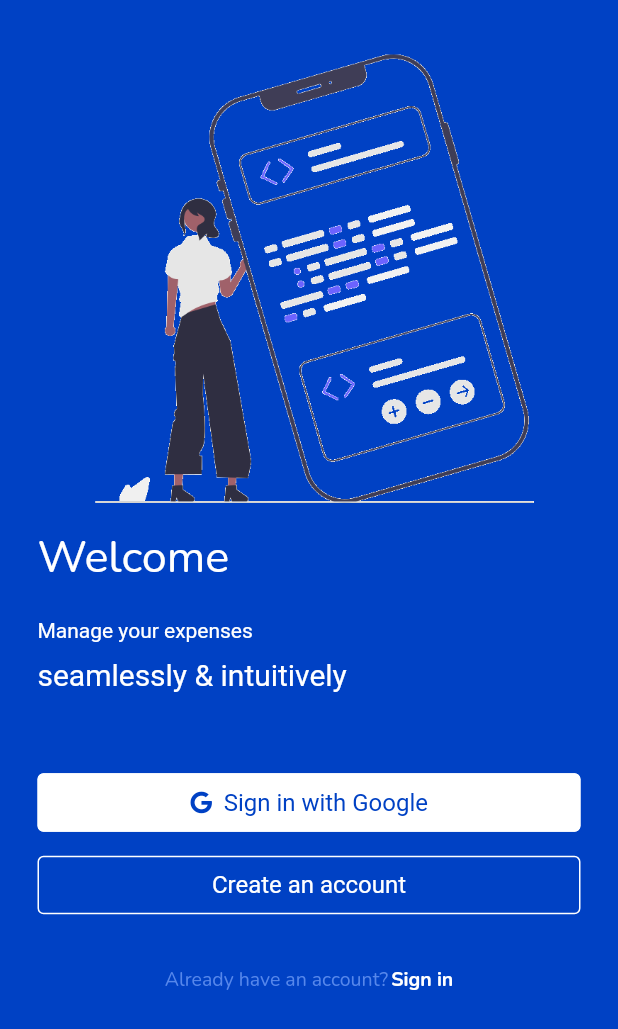
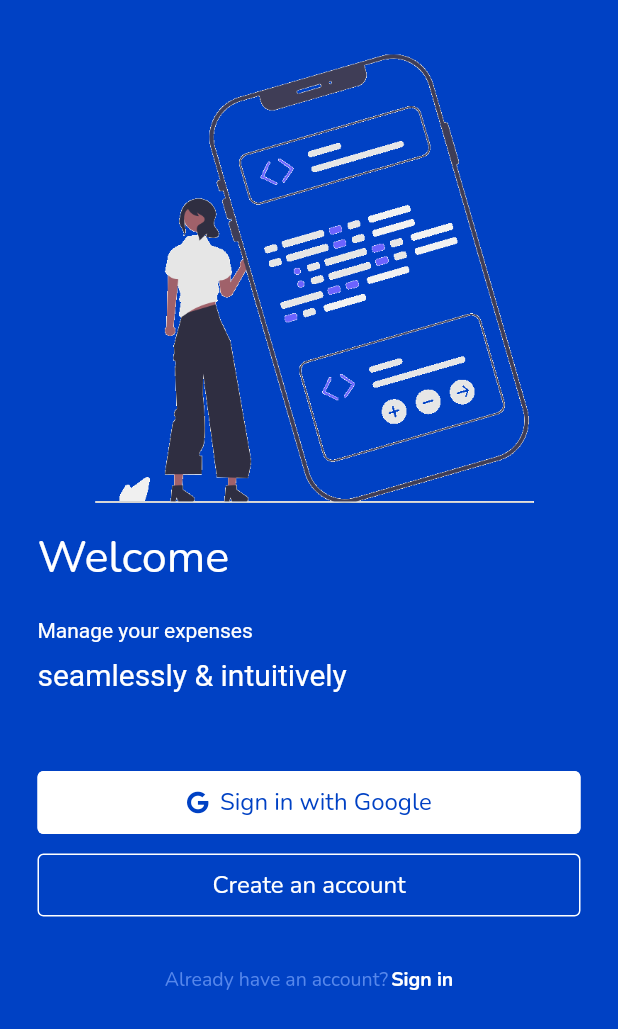
Before and after one commit to brafii/login-app, a Flutter app: the screen it shows after launch, on a phone screen of 412 x 824 dp. Shown: the top 1029 px of the screen. Run offline on Flutter 3.47's test engine with Material 2 defaults, Android fonts, the phone set to English and light mode, and no system bars; our stand-ins replace font_awesome_flutter.

Commit message:
changing screen button font family

```diff
--- a/lib/widgets/google_button.dart
+++ b/lib/widgets/google_button.dart
@@ -25,6 +25,7 @@ class GoogleButton extends StatelessWidget {
           padding: EdgeInsets.all(10.0),
           textStyle: TextStyle(
             fontSize: 16.0,
+            fontFamily: 'Nunito',
           ),
         ),
         icon: Icon(FontAwesomeIcons.google, size: 15.0,),
--- a/lib/widgets/my_button.dart
+++ b/lib/widgets/my_button.dart
@@ -23,6 +23,7 @@ class MyButton extends StatelessWidget {
           padding: EdgeInsets.all(10.0),
           textStyle: TextStyle(
             fontSize: 16.0,
+            fontFamily: 'Nunito',
           ),
         ),
       ),
```
